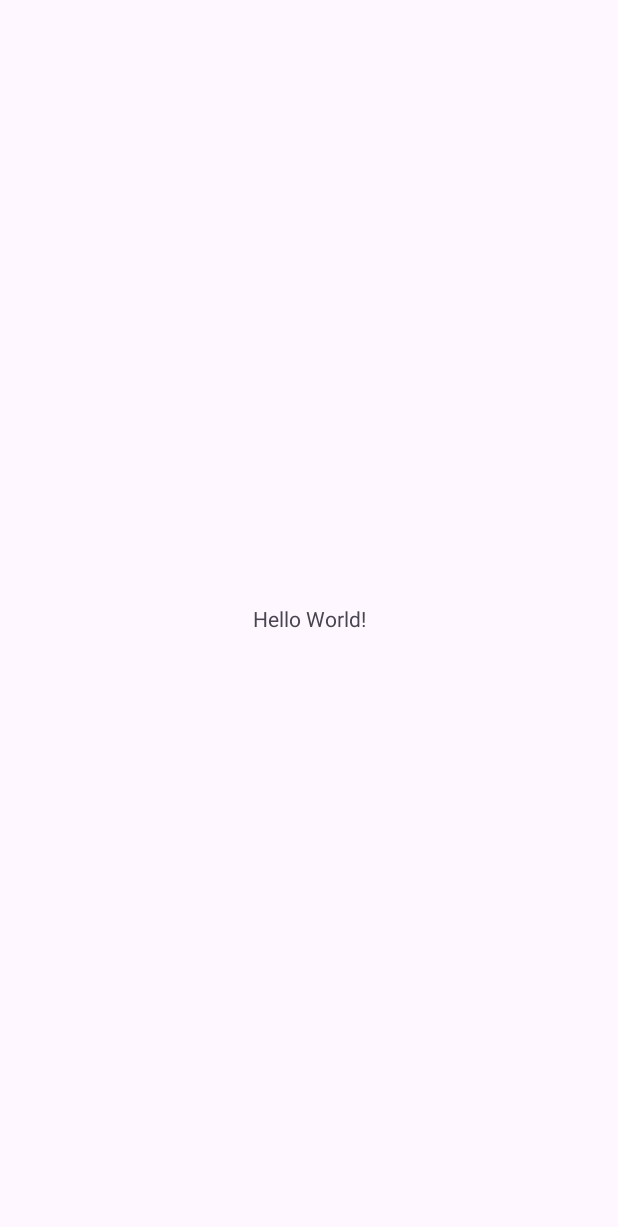
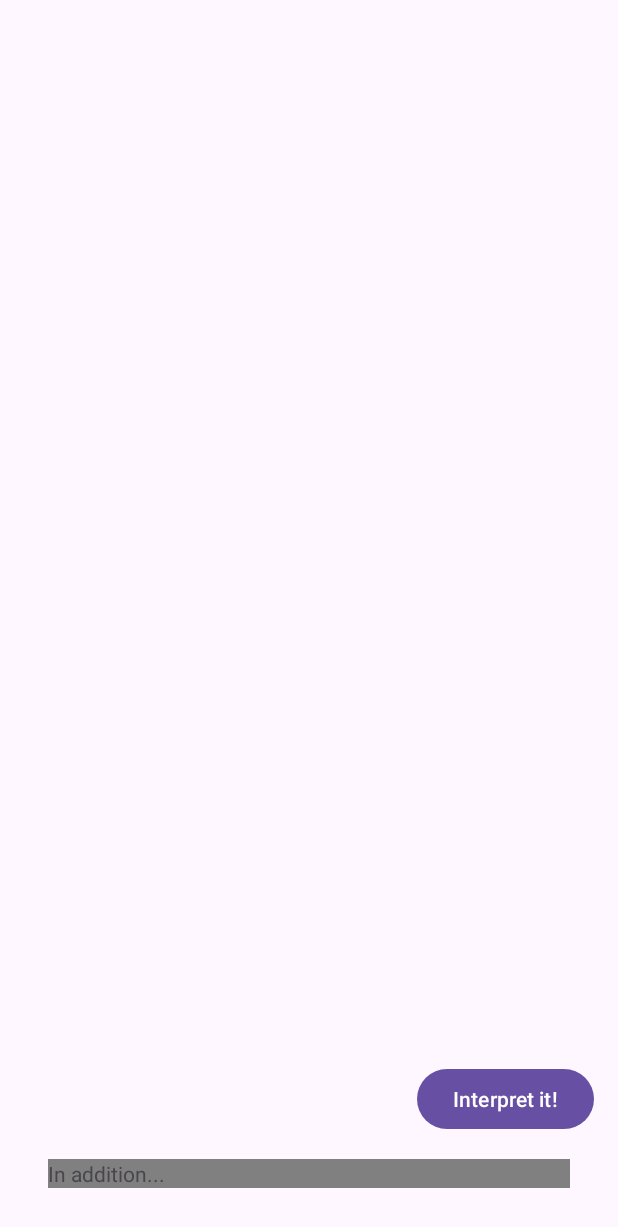
Before and after one commit to krirk-n/Oyasumi, an Android app: the screen it shows after launch (MainActivity before the commit, ChatGPTActivity after it), on a phone screen of 412 x 824 dp. Before the commit the part shown is almost empty. Shown: the top 1227 px of the screen. Run offline under Robolectric (Android 15) with nearby library versions, the phone set to English and light mode, and no system bars; our stand-ins replace Volley.

Commit message:
I got ChatGPT working with Android Studio

```diff
--- a/app/build.gradle
+++ b/app/build.gradle
@@ -36,4 +36,6 @@ dependencies {
     testImplementation 'junit:junit:4.13.2'
     androidTestImplementation 'androidx.test.ext:junit:1.1.5'
     androidTestImplementation 'androidx.test.espresso:espresso-core:3.5.1'
+
+    implementation 'com.android.volley:volley:1.2.1'
 }
--- a/app/src/main/AndroidManifest.xml
+++ b/app/src/main/AndroidManifest.xml
@@ -1,6 +1,8 @@
 <?xml version="1.0" encoding="utf-8"?>
 <manifest xmlns:android="http://schemas.android.com/apk/res/android"
     xmlns:tools="http://schemas.android.com/tools">
+
+    <uses-permission android:name="android.permission.INTERNET" />
 
     <application
         android:allowBackup="true"
@@ -13,6 +15,9 @@
         android:theme="@style/Theme.Oyasumi"
         tools:targetApi="31">
         <activity
+            android:name=".ChatGPTActivity"
+            android:exported="false" />
+        <activity
             android:name=".MainActivity"
             android:exported="true">
             <intent-filter>
--- a/app/src/main/java/com/example/oyasumi/MainActivity.java
+++ b/app/src/main/java/com/example/oyasumi/MainActivity.java
@@ -2,6 +2,7 @@ package com.example.oyasumi;
 
 import androidx.appcompat.app.AppCompatActivity;
 
+import android.content.Intent;
 import android.os.Bundle;
 
 public class MainActivity extends AppCompatActivity {
@@ -10,5 +11,8 @@ public class MainActivity extends AppCompatActivity {
     protected void onCreate(Bundle savedInstanceState) {
         super.onCreate(savedInstanceState);
         setContentView(R.layout.activity_main);
+
+        Intent intent = new Intent(this, ChatGPTActivity.class);
+        startActivity(intent);
     }
 }
--- /dev/null
+++ b/app/src/main/res/layout/activity_chat_gptactivity.xml
@@ -0,0 +1,33 @@
+<?xml version="1.0" encoding="utf-8"?>
+<androidx.constraintlayout.widget.ConstraintLayout xmlns:android="http://schemas.android.com/apk/res/android"
+xmlns:app="http://schemas.android.com/apk/res-auto"
+xmlns:tools="http://schemas.android.com/tools"
+android:layout_width="match_parent"
+android:layout_height="match_parent"
+tools:context=".ChatGPTActivity">
+
+<Button
+    android:id="@+id/button"
+    android:layout_width="wrap_content"
+    android:layout_height="wrap_content"
+    android:layout_marginEnd="16dp"
+    android:layout_marginBottom="16dp"
+    android:onClick="buttonChatGPT"
+    android:text="Interpret it!"
+    app:layout_constraintBottom_toTopOf="@+id/textView"
+    app:layout_constraintEnd_toEndOf="parent" />
+
+    <TextView
+        android:id="@+id/textView"
+        android:layout_width="match_parent"
+        android:layout_height="wrap_content"
+        android:layout_marginLeft="32dp"
+        android:layout_marginRight="32dp"
+        android:layout_marginBottom="32dp"
+        android:background="#808080"
+        android:text="In addition..."
+        app:layout_constraintBottom_toBottomOf="parent"
+        app:layout_constraintEnd_toEndOf="parent"
+        app:layout_constraintStart_toStartOf="parent" />
+
+</androidx.constraintlayout.widget.ConstraintLayout>
```
Also changed, not shown: app/src/main/java/com/example/oyasumi/ChatGPTActivity.java (added, +118 -0 lines).
